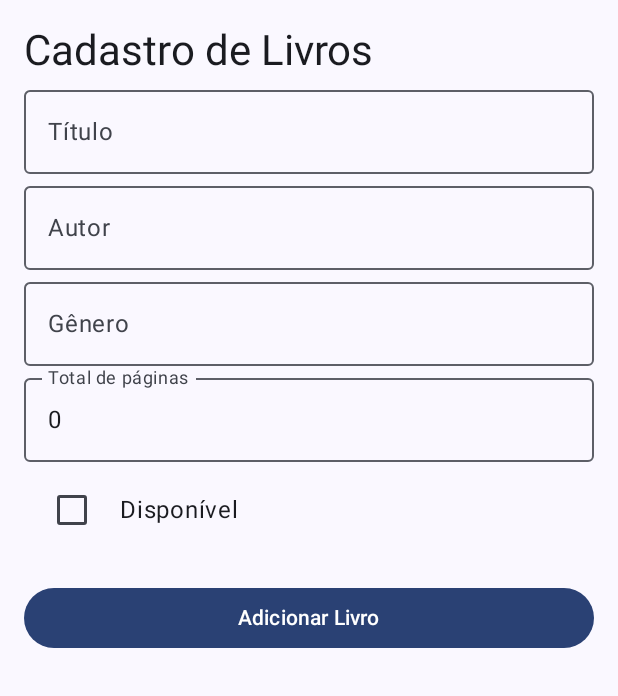
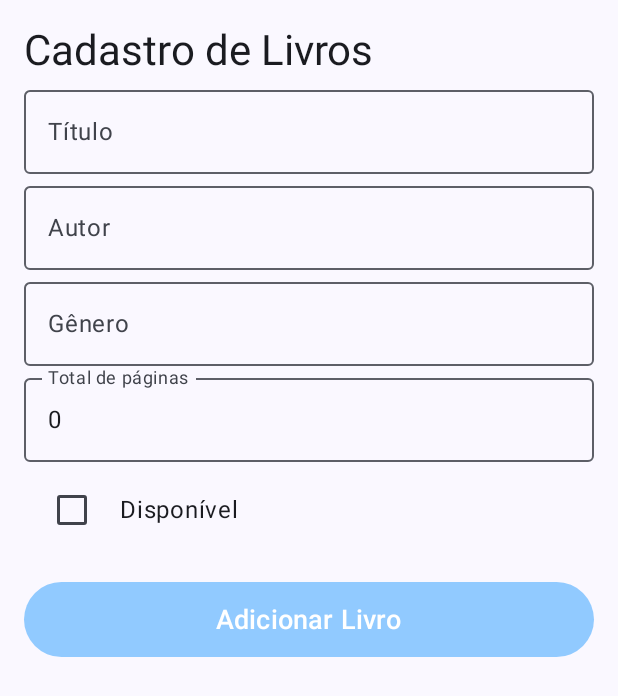
Before and after one commit to Yelcde/BookBack, an Android app built with Jetpack Compose: the screen it shows after launch (MainActivity), on a phone screen of 412 x 824 dp. Shown: the top 696 px of the screen. Run offline under Robolectric (Android 15) with nearby library versions, the phone set to English and light mode, and no system bars.

Commit message:
Renomeando arquivos e melhorando botao de formulario

```diff
--- a/app/src/main/java/br/edu/ifpb/pdm/booback/composables/BookForm.kt
+++ b/app/src/main/java/br/edu/ifpb/pdm/booback/composables/BookForm.kt
@@ -1,5 +1,6 @@
 package br.edu.ifpb.pdm.booback.composables
 
+import android.annotation.SuppressLint
 import androidx.compose.foundation.layout.Column
 import androidx.compose.foundation.layout.Row
 import androidx.compose.foundation.layout.Spacer
@@ -7,26 +8,25 @@ import androidx.compose.foundation.layout.fillMaxSize
 import androidx.compose.foundation.layout.fillMaxWidth
 import androidx.compose.foundation.layout.height
 import androidx.compose.foundation.layout.padding
-import androidx.compose.foundation.lazy.LazyColumn
 import androidx.compose.material3.Button
-import androidx.compose.material3.Card
-import androidx.compose.material3.CardDefaults
+import androidx.compose.material3.ButtonDefaults
+import androidx.compose.material3.Checkbox
 import androidx.compose.material3.MaterialTheme
 import androidx.compose.material3.OutlinedTextField
 import androidx.compose.material3.Text
 import androidx.compose.runtime.Composable
 import androidx.compose.runtime.getValue
+import androidx.compose.runtime.mutableIntStateOf
 import androidx.compose.runtime.mutableStateListOf
 import androidx.compose.runtime.mutableStateOf
 import androidx.compose.runtime.remember
 import androidx.compose.runtime.setValue
+import androidx.compose.ui.Alignment
 import androidx.compose.ui.Modifier
+import androidx.compose.ui.graphics.Color
 import androidx.compose.ui.unit.dp
+import androidx.compose.ui.unit.sp
 import br.edu.ifpb.pdm.booback.models.Book
-import androidx.compose.foundation.lazy.items
-import androidx.compose.material3.Checkbox
-import androidx.compose.runtime.mutableIntStateOf
-import androidx.compose.ui.Alignment
 
 @Composable
 fun BookForm() {
@@ -103,9 +103,12 @@ fun BookForm() {
                     isAvailable = false
                 }
             },
-            modifier = Modifier.fillMaxWidth()
+            colors = ButtonDefaults.buttonColors(
+                containerColor = Color(0xFF91CAFF) // Azul #91CAFF
+            ),
+            modifier = Modifier.fillMaxWidth().height(50.dp)
         ) {
-            Text("Adicionar Livro")
+            Text("Adicionar Livro", fontSize = 18.sp)
         }
     }
 }
--- a/app/src/main/java/br/edu/ifpb/pdm/booback/ui/screens/TelaLogin.kt
+++ b/app/src/main/java/br/edu/ifpb/pdm/booback/ui/screens/LoginScreen.kt
@@ -1,5 +1,6 @@
 package br.edu.ifpb.pdm.booback.ui.screens
 
+import android.annotation.SuppressLint
 import androidx.compose.foundation.Image
 import androidx.compose.foundation.layout.*
 import androidx.compose.foundation.text.KeyboardOptions
@@ -85,7 +86,7 @@ fun LoginScreen(onLoginSuccess: () -> Unit) {
                     errorMessage = "Preencha todos os campos!"
                 }
             },
-            colors = ButtonDefaults.buttonColors(containerColor = Color(100, 181, 246)),
+            colors = ButtonDefaults.buttonColors(containerColor = Color(0xFF91CAFF)), // Azul #91CAFF
             modifier = Modifier
                 .fillMaxWidth()
                 .height(50.dp)
```
Also changed, not shown: app/src/main/java/br/edu/ifpb/pdm/booback/MainActivity.kt (+19 -3 lines), app/src/main/java/br/edu/ifpb/pdm/booback/ui/screens/RegisterScreen.kt (renamed from app/src/main/java/br/edu/ifpb/pdm/booback/ui/screens/TelaCadastroUsuario.kt, +6 -1 lines).
